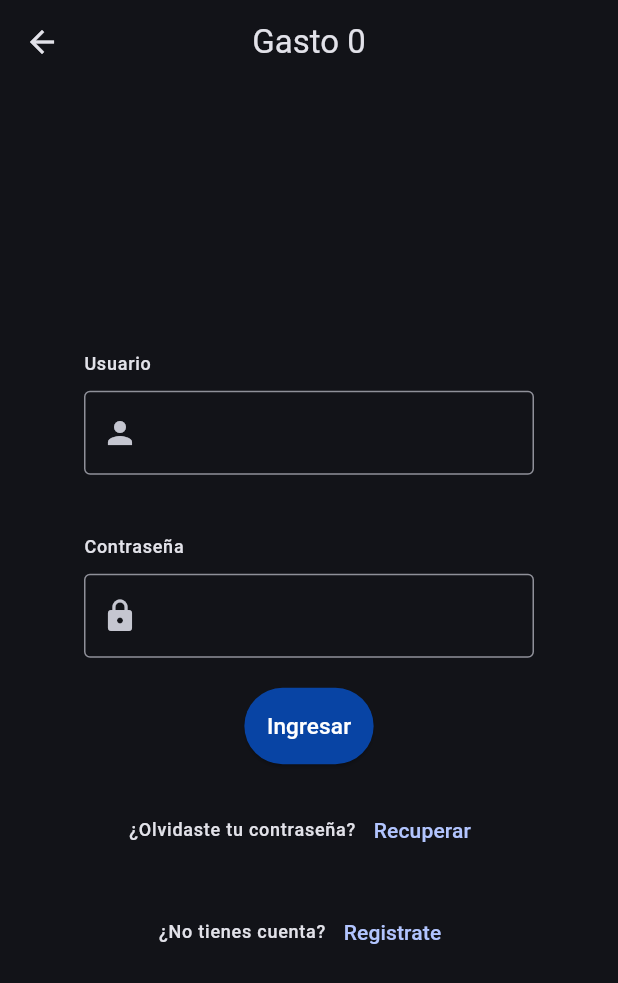
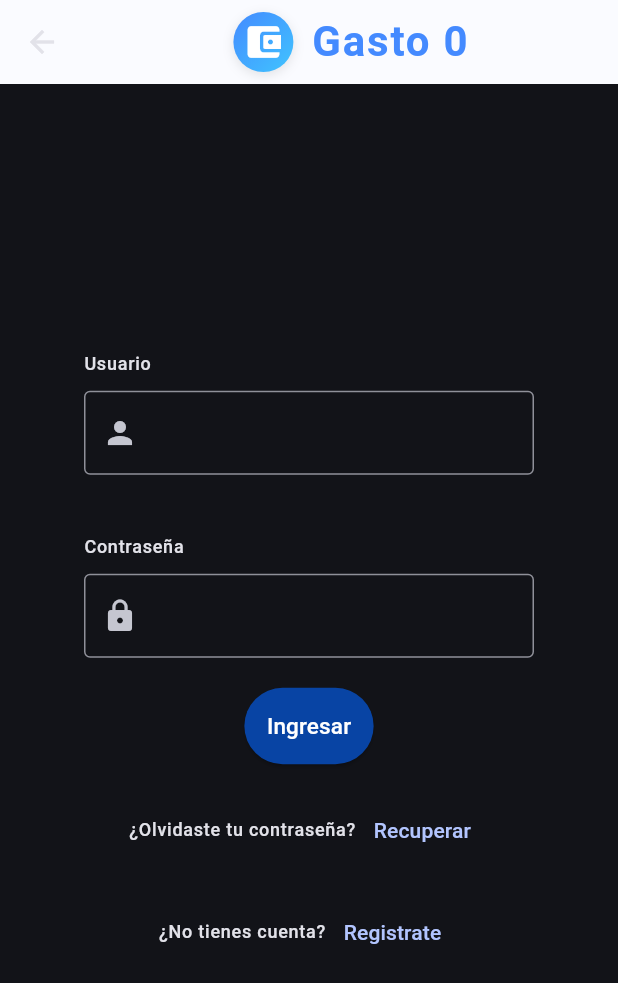
Before and after one commit to EAhumada08/gasto-0, a Flutter app: the Login screen opened by its route, on a phone screen of 412 x 824 dp. Shown: the top 983 px of the screen. Run offline on Flutter 3.47's test engine with Material 3 defaults, Android fonts, the phone set to English and light mode, and no system bars; our stand-ins replace fl_chart, flutter_secure_storage; accounts and stored records are empty; network calls fail; statements that could not run were skipped.

Commit message:
logo-login

```diff
--- a/lib/features/auth/screens/login.dart
+++ b/lib/features/auth/screens/login.dart
@@ -24,11 +24,47 @@ class _LoginState extends State<Login> {
     return Scaffold(
       appBar: AppBar(
         centerTitle: true,
-        title: Text(
-          textAlign: TextAlign.center,
-          'Gasto 0',
-          style: Theme.of(context).primaryTextTheme.titleLarge,
+        title: Row(
+          mainAxisAlignment: MainAxisAlignment.center,
+          children: [
+            Container(
+              width: 40,
+              height: 40,
+              decoration: BoxDecoration(
+                shape: BoxShape.circle,
+                gradient: LinearGradient(
+                  colors: [Colors.blueAccent, Colors.lightBlueAccent],
+                  begin: Alignment.topLeft,
+                  end: Alignment.bottomRight,
+                ),
+                boxShadow: [
+                  BoxShadow(
+                    color: Colors.black.withOpacity(0.1),
+                    blurRadius: 6,
+                    offset: Offset(0, 2),
+                  ),
+                ],
+              ),
+              child: const Icon(
+                Icons.account_balance_wallet_rounded,
+                color: Colors.white,
+                size: 28,
+              ),
+            ),
+            const SizedBox(width: 12),
+            Text(
+              'Gasto 0',
+              style: Theme.of(context).primaryTextTheme.titleLarge?.copyWith(
+                    fontWeight: FontWeight.bold,
+                    fontSize: 28,
+                    color: Colors.blueAccent,
+                    letterSpacing: 1.2,
+                  ),
+            ),
+          ],
         ),
+        backgroundColor: Colors.white,
+        elevation: 2,
       ),
       body: Center(
         child: Column(
```
